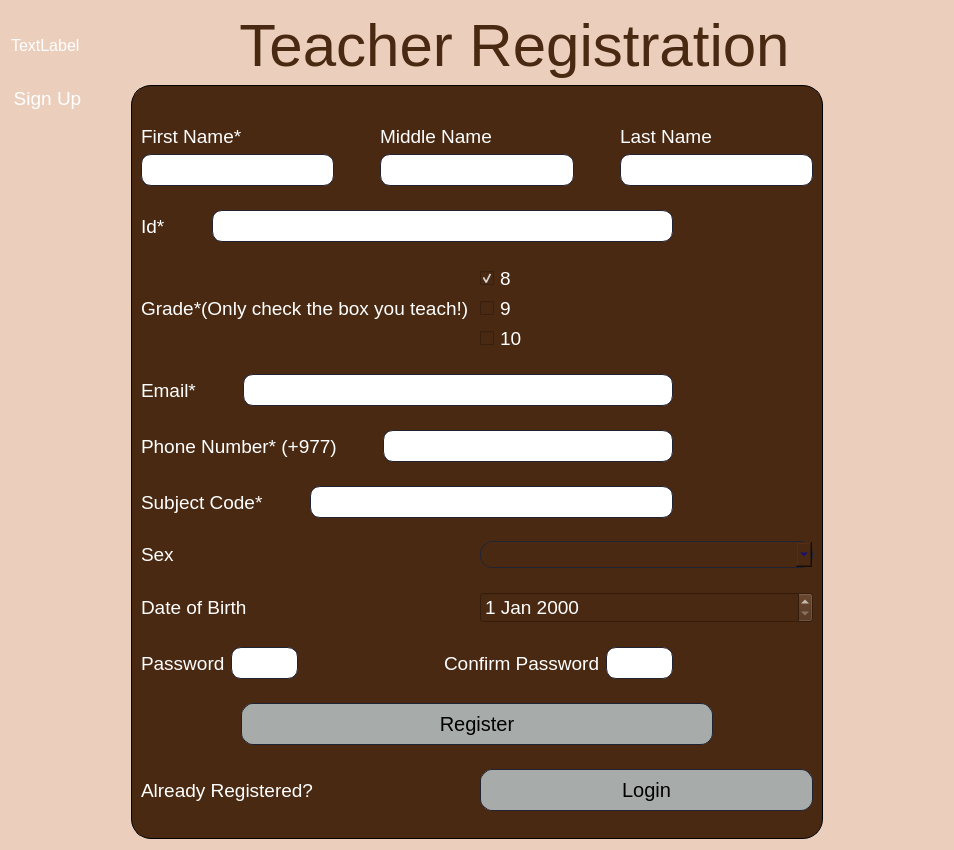
Qt form teacherregistration.ui (thepratyushpokharel/Prashnottar) before a commit.
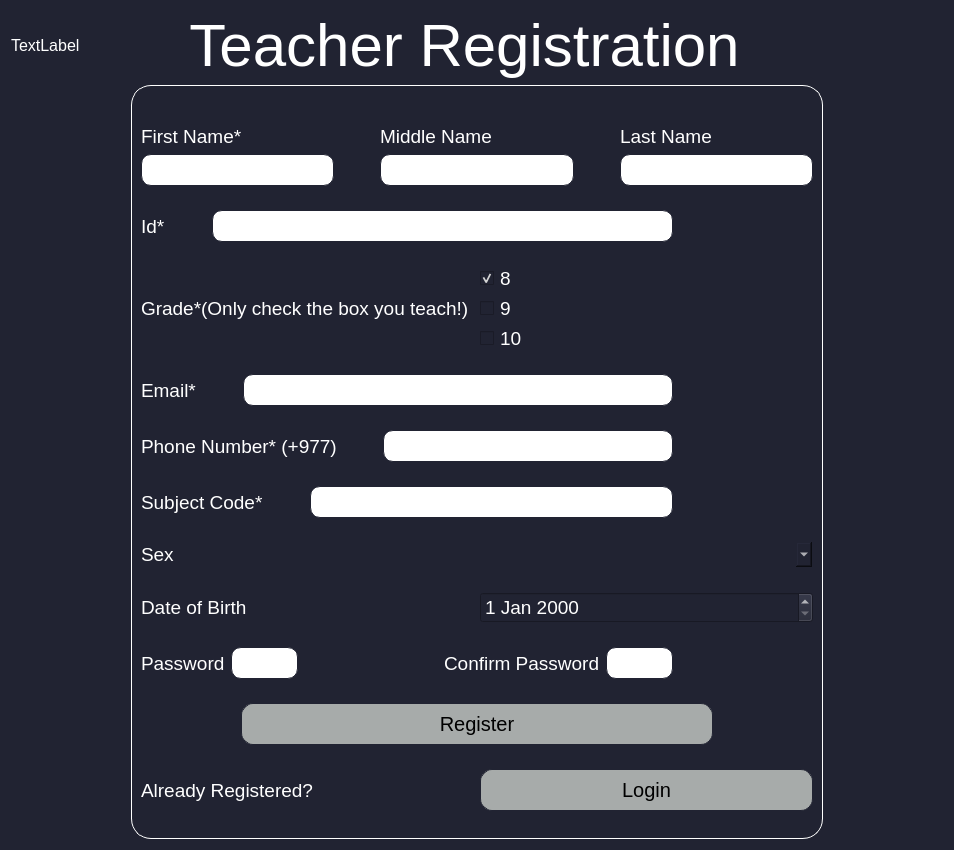
The same form after that commit.

```diff
--- a/teacherregistration.ui
+++ b/teacherregistration.ui
@@ -20,10 +20,10 @@
 border-radius: 12px; 
 border-color: rgba(33,35,50,255);
 color:#0000ad;
-	background-color: rgb(255, 255, 255);
+	background-color: rgba(33,35,50,255);
 }
 *{
-	background-color: rgba(235,206,188,255);
+	background-color: rgba(33,35,50,255);
 font-family:Ubuntu;
 color:#fff;
 font-size:16px;
@@ -83,10 +83,10 @@
        </property>
        <property name="styleSheet">
         <string notr="true">font-size:60px;
-color:rgb(73, 41, 18);</string>
+color:#ffffff</string>
        </property>
        <property name="text">
-        <string>Teacher Registration</string>
+        <string>Teacher Registration      </string>
        </property>
        <property name="alignment">
         <set>Qt::AlignCenter</set>
@@ -116,7 +116,7 @@
      <property name="styleSheet">
       <string notr="true">*
 {
-	background-color: rgb(73, 41, 18);
+	background-color:rgba(33,35,50,255);
 font-family:Ubuntu;
 font-size:19px;
 }
@@ -127,6 +127,7 @@
 padding-top:30px;
 	margin-left:120px;
 margin-right:120px;
+border-color: #ffffff
 }
 QLineEdit{
 margin-right:140px;
@@ -135,7 +136,7 @@
 }</string>
      </property>
      <property name="title">
-      <string>Sign Up</string>
+      <string/>
      </property>
      <layout class="QGridLayout" name="gridLayout">
       <item row="0" column="0">
@@ -519,7 +520,13 @@
            </widget>
           </item>
           <item>
-           <widget class="QComboBox" name="comboBox"/>
+           <widget class="QComboBox" name="comboBox">
+            <property name="styleSheet">
+             <string notr="true">*{
+	color: #ffffff
+}</string>
+            </property>
+           </widget>
           </item>
          </layout>
         </item>
```
Left out of the diff: 91 changed lines with no effect on the pictures.
